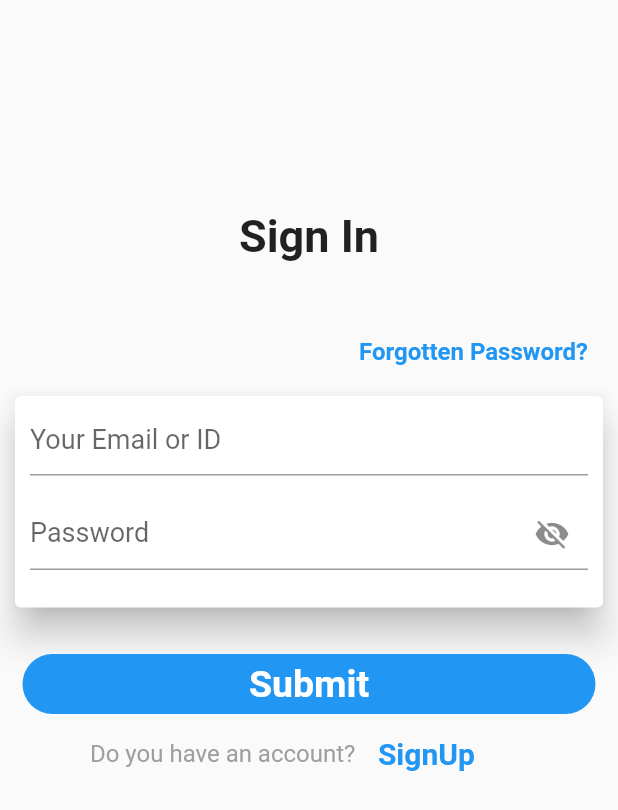
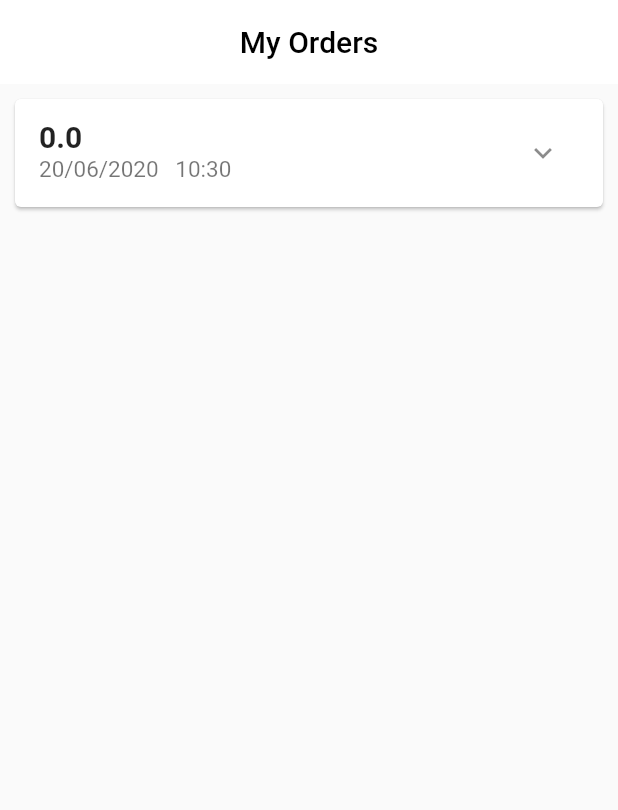
Before and after one commit to harshali1226/Food_Delivery, a Flutter app: the SignIn screen opened by its route, after a tap on "Submit", on a phone screen of 412 x 824 dp. Shown: the top 810 px of the screen. Run offline on Flutter 3.47's test engine with Material 2 defaults, Android fonts, the phone set to English and light mode, and no system bars.

Commit message:
Cart and order screen done

```diff
--- a/lib/data/category_data.dart
+++ b/lib/data/category_data.dart
@@ -4,15 +4,15 @@ import '../model/category_model.dart';
 
 class Cats with ChangeNotifier {
  List<Category> _items = [
-   Category(id: '1',categoryName: 'Burger', numberOfItems: 20,imagePath: 'assets/images/burger.jpg'),
-  Category(id: '2',categoryName: 'Pizza', numberOfItems: 63,imagePath: 'assets/images/pizza.jpg'),
-  Category(id: '3',categoryName: 'Cheese Burger', numberOfItems: 36,imagePath: 'assets/images/cheeseburger.jpg'),
-  Category(id: '4',categoryName: 'Coffee', numberOfItems: 17,imagePath: 'assets/images/coffee.jpg'),
-  Category(id: '5',categoryName: 'CupCake', numberOfItems: 30,imagePath: 'assets/images/cupcake.jpg'),
-  Category(id: '6',categoryName: 'Beer', numberOfItems: 15,imagePath: 'assets/images/beer.jpg'),
-  Category(id: '7',categoryName: 'pastry', numberOfItems: 25,imagePath: 'assets/images/pastry.jpeg'),
-  Category(id: '8',categoryName: 'Pasta', numberOfItems: 30,imagePath: 'assets/images/pasta.jpg'),
-  Category(id: '9',categoryName: 'IceCream', numberOfItems: 40,imagePath: 'assets/images/icecream.jpg'),
+   Category(id: '1',categoryName: 'Burger', numberOfItems: 20,imagePath: 'assets/images/burger.jpg', price: 35),
+  Category(id: '2',categoryName: 'Pizza', numberOfItems: 63,imagePath: 'assets/images/pizza.jpg', price: 120),
+  Category(id: '3',categoryName: 'Cheese Burger', numberOfItems: 36,imagePath: 'assets/images/cheeseburger.jpg', price: 75),
+  Category(id: '4',categoryName: 'Coffee', numberOfItems: 17,imagePath: 'assets/images/coffee.jpg', price: 20),
+  Category(id: '5',categoryName: 'CupCake', numberOfItems: 30,imagePath: 'assets/images/cupcake.jpg', price: 40),
+  Category(id: '6',categoryName: 'Beer', numberOfItems: 15,imagePath: 'assets/images/beer.jpg', price: 250),
+  Category(id: '7',categoryName: 'pastry', numberOfItems: 25,imagePath: 'assets/images/pastry.jpeg', price: 35),
+  Category(id: '8',categoryName: 'Pasta', numberOfItems: 30,imagePath: 'assets/images/pasta.jpg', price: 65),
+  Category(id: '9',categoryName: 'IceCream', numberOfItems: 40,imagePath: 'assets/images/icecream.jpg', price: 55),
 
  ];
 
--- a/lib/model/cart.dart
+++ b/lib/model/cart.dart
@@ -5,8 +5,9 @@ class CartItem {
   final String title;
   final double price;
   final int quantity;
+  final String imagePath;
 
-  CartItem({this.id, this.title,this.price,this.quantity});
+  CartItem({this.id, this.title,this.price,this.quantity, this.imagePath});
 }
 class Cart with ChangeNotifier {
   Map<String, CartItem> _items = {};
@@ -34,22 +35,34 @@ class Cart with ChangeNotifier {
     return subTotal;
   }
 
-  void addItem(String productId, String title, double price) {
+  void addItem(String productId, String title, double price, String imagePath) {
     if(_items.containsKey(productId)) {
         _items.update(productId, (existingValue) => CartItem(
           id: DateTime.now().toString(),
           title: existingValue.title,
           price: existingValue.price,
-          quantity: existingValue.quantity + 1
+          quantity: existingValue.quantity + 1,
+          imagePath: existingValue.imagePath
         ));
     } else {
       _items.putIfAbsent(productId, () => CartItem(
         id: DateTime.now().toString(),
         title: title,
         price: price,
-        quantity: 1
+        quantity: 1,
+        imagePath: imagePath
       ));
     }
   notifyListeners();
   }
+
+  void removeItem(String productId) {
+    _items.remove(productId);
+    notifyListeners();
+  }
+
+  void clear() {
+    _items = {};
+    notifyListeners();
+  }
 }
--- a/lib/model/category_model.dart
+++ b/lib/model/category_model.dart
@@ -3,6 +3,7 @@ class Category{
   final String categoryName;
   final String imagePath;
   final int numberOfItems;
+  final double price;
 
-  Category({this.id,this.categoryName, this.imagePath, this.numberOfItems});
+  Category({this.id,this.categoryName, this.imagePath, this.numberOfItems,this.price});
 }
--- /dev/null
+++ b/lib/model/orders.dart
@@ -0,0 +1,37 @@
+import 'package:flutter/cupertino.dart';
+import 'package:food_delivery/model/cart.dart';
+import 'package:flutter/foundation.dart';
+import '../model/cart.dart';
+
+class OrderItem {
+  final String id;
+  final double price;
+  final List<CartItem> products;
+  final DateTime dateTime;
+
+  OrderItem({
+    @required this.id,
+    @required this.price,
+    @required this.products,
+    @required this.dateTime
+  });
+}
+
+class Orders with ChangeNotifier {
+  List<OrderItem> _orders = [];
+
+  List<OrderItem> get orders {
+    return [..._orders];
+  }
+
+  void addOrder(List<CartItem> cartProducts, double total) {
+    _orders.insert(0, OrderItem(
+      id: DateTime.now().toString(),
+      products: cartProducts,
+      price: total,
+      dateTime: DateTime.now(),
+
+      ));
+      notifyListeners();
+  }
+}
--- a/lib/pages/myfoods.dart
+++ b/lib/pages/myfoods.dart
@@ -32,7 +32,11 @@ class _MyFoodsState extends State<MyFoods> {
             mainAxisSpacing: 10,
             childAspectRatio: 3/2
             ),
-          itemBuilder: (ctx, i) => MyFoodsItems(categories[i].id, categories[i].categoryName, categories[i].imagePath)
+          itemBuilder: (ctx, i) => MyFoodsItems(
+            categories[i].id,
+            categories[i].price,
+            categories[i].categoryName,
+            categories[i].imagePath)
           ),
       ),
     );
--- a/lib/pages/orders_page.dart
+++ b/lib/pages/orders_page.dart
@@ -1,90 +1,32 @@
 import 'package:flutter/material.dart';
-import '../widgets/cart_card.dart';
-import '../pages/sign_in_page.dart';
+import '../model/orders.dart';
 import 'package:provider/provider.dart';
-import '../model/cart.dart';
-class OrderPage extends StatefulWidget {
-
+import '../widgets/MyOrders_food.dart';
+class OrdersPage extends StatefulWidget {
+  static const routeName = '/orders';
   @override
-  _OrderPageState createState() => _OrderPageState();
+  _OrdersPageState createState() => _OrdersPageState();
 }
 
-class _OrderPageState extends State<OrderPage> {
+class _OrdersPageState extends State<OrdersPage> {
   @override
   Widget build(BuildContext context) {
-    final cart = Provider.of<Cart>(context);
-    return  Scaffold(
+    final orderData = Provider.of<Orders>(context);
+    return Scaffold(
       appBar: AppBar(
-        title: Text('Your Food Cart', style: TextStyle(color: Colors.black),textAlign: TextAlign.center,),
+        title: Text('My Orders', style: TextStyle(color: Colors.black),textAlign: TextAlign.center,),
         backgroundColor: Colors.white,
         centerTitle: true,
         elevation: 0,
       ),
-          body: Container(
-          child: ListView.builder(
-            itemCount: cart.items.length,
-            scrollDirection: Axis.vertical,
-            itemBuilder: (ctx, i) => CartCard(cart.items.values.toList()[i].quantity, cart.items.values.toList()[i].price, cart.items.values.toList()[i].title, cart.items.values.toList()[i].id),
-              // CartCard(),
-              // CartCard(),
-
-          ),
-
+      body: Container(
+        child: ListView.builder(
+          itemCount: orderData.orders.length,
+          itemBuilder: (ctx , i) {
+            return MyOrders(orderData.orders[i]);
+          }
+          )
       ),
-      bottomNavigationBar: Container(
-                padding: EdgeInsets.all(12),
-                height: 220,
-                child: Column(
-                  children: <Widget>[
-                    Row(
-                    mainAxisAlignment: MainAxisAlignment.spaceBetween,
-                    children: <Widget>[
-                      Text('Cart Total', style: TextStyle(fontSize: 16, color: Colors.grey[600])),
-                      Text('${cart.total.toString()}', style: TextStyle(fontSize: 16, fontWeight: FontWeight.bold),),
-                  ],),
-
-                  SizedBox(height: 5),
-                  Row(
-                    mainAxisAlignment: MainAxisAlignment.spaceBetween,
-                    children: <Widget>[
-                      Text('Discount',style: TextStyle(fontSize: 16, color: Colors.grey[600])),
-                      Text('3.0',style: TextStyle(fontSize: 16, fontWeight: FontWeight.bold),),
-                  ],),
-                  SizedBox(height: 5),
-                  Row(
-                    mainAxisAlignment: MainAxisAlignment.spaceBetween,
-                    children: <Widget>[
-                      Text('Tax',style: TextStyle(fontSize: 16, color: Colors.grey[600])),
-                      Text('0.5',style: TextStyle(fontSize: 16, fontWeight: FontWeight.bold),),
-                  ],),
-                  SizedBox(height: 5),
-                  Divider(height: 20,color: Colors.grey,),
-                  Row(
-                    mainAxisAlignment: MainAxisAlignment.spaceBetween,
-                    children: <Widget>[
-                      Text('Sub Total',style: TextStyle(fontSize: 16, color: Colors.grey[600])),
-                      Text(cart.subTotal.toString(),style: TextStyle(fontSize: 16, fontWeight: FontWeight.bold),),
-                  ],),
-                  Container(
-                    height: 40,
-                    width: MediaQuery.of(context).size.width,
-                    padding: EdgeInsets.all(10),
-                    margin: EdgeInsets.only(top: 12),
-                    decoration: BoxDecoration(
-                      color: Colors.blue[600],
-                      borderRadius: BorderRadius.circular(25)
-                      ),
-                    child: GestureDetector(
-                      onTap: (){
-                        Navigator.of(context).pushNamed(SignIn.routeName);
-                    },
-                    child: Text('Proceed to Checkout', style: TextStyle(color: Colors.white, fontSize: 18, fontWeight: FontWeight.bold,),textAlign: TextAlign.center,)),
-                  )
-                  ],
-
-                ),
-
-              ),
     );
   }
 }
--- a/lib/pages/sign_in_page.dart
+++ b/lib/pages/sign_in_page.dart
@@ -1,5 +1,9 @@
 import 'package:flutter/material.dart';
 import '../pages/sign_up_page.dart';
+import '../model/orders.dart';
+import 'package:provider/provider.dart';
+import '../model/cart.dart';
+import '../pages/orders_page.dart';
 class SignIn extends StatefulWidget {
   static const routeName = '/signin';
   @override
@@ -13,6 +17,7 @@ class _SignInState extends State<SignIn> {
 
   @override
   Widget build(BuildContext context) {
+    final cart = Provider.of<Cart>(context);
     return Scaffold(
       resizeToAvoidBottomPadding: false,
       body: Container(
@@ -67,7 +72,12 @@ class _SignInState extends State<SignIn> {
             ),),
             SizedBox(height: 6,),
             GestureDetector(
-                    onTap: () {},
+                    onTap: () {
+                      Provider.of<Orders>(context, listen: false).addOrder(cart.items.values.toList(), cart.subTotal);
+                      cart.clear();
+                      Navigator.of(context).pushNamed(OrdersPage.routeName);
+
+                    },
                     child: Container(
                       height: 40,
                       width: double.infinity,
@@ -79,13 +89,15 @@ class _SignInState extends State<SignIn> {
                         borderRadius: BorderRadius.circular(20),
                         color: Colors.blue
                       ),
-                      child: Text('Submit',
-                      style: TextStyle(fontSize: 25, color: Colors.white, fontWeight: FontWeight.bold,
-                      ),
+
+                        child: Text('Submit',
+                        style: TextStyle(fontSize: 25, color: Colors.white, fontWeight: FontWeight.bold,
+                        ),
+                        ),
                       ),
                      // SizedBox(height: 10,)
                     ),
-                  ),
+
                   Container(
                     margin: EdgeInsets.symmetric(horizontal: 60),
                     child: Row(
--- /dev/null
+++ b/lib/widgets/MyOrders_food.dart
@@ -0,0 +1,52 @@
+import 'package:flutter/material.dart';
+import '../model/orders.dart';
+import 'package:intl/intl.dart';
+import 'dart:math';
+class MyOrders extends StatefulWidget {
+  final OrderItem order;
+  MyOrders(this.order);
+
+  @override
+  _MyOrdersState createState() => _MyOrdersState();
+}
+
+class _MyOrdersState extends State<MyOrders> {
+  var _expanded = false;
+  @override
+  Widget build(BuildContext context) {
+    return Card(
+      margin: EdgeInsets.all(10),
+      child: Column(
+        children: <Widget> [
+          ListTile(title: Text('${widget.order.price}',
+          style: TextStyle(fontWeight: FontWeight.bold, fontSize: 20),
+          ),
+          subtitle: Text(DateFormat('dd/MM/yyyy   hh:mm').format(widget.order.dateTime), style: TextStyle(fontSize: 15,),),
+          trailing: IconButton(icon: _expanded ? Icon(Icons.expand_less) : Icon(Icons.expand_more), onPressed: () {
+            setState(() {
+              _expanded = !_expanded;
+            });
+          }),
+          ),
+          if(_expanded)
+            Container(
+              padding: EdgeInsets.symmetric(horizontal: 15, vertical: 4),
+              height: min(widget.order.products.length * 20.0 + 10, 100),
+              child: ListView(
+                children: widget.order.products.map((prod) => Row(
+                  mainAxisAlignment: MainAxisAlignment.spaceBetween,
+                  children: <Widget>[
+                    Text(
+                      prod.title,
+                      style: TextStyle(fontSize: 18, fontWeight: FontWeight.bold)
+                    ),
+                    Text('${prod.quantity}x \$${prod.price}', style: TextStyle(fontSize: 18, fontWeight: FontWeight.bold) ,)
+                  ],
+                )).toList()
+              ),
+              )
+        ]
+      ),
+    );
+  }
+}
--- a/pubspec.yaml
+++ b/pubspec.yaml
@@ -33,6 +33,7 @@ dev_dependencies:
     sdk: flutter
   provider: ^4.1.3
   http: ^0.12.1
+  intl: ^0.16.1
 
 # For information on the generic Dart part of this file, see the
 # following page: https://dart.dev/tools/pub/pubspec
```
Also changed, not shown: lib/main.dart (+15 -8 lines), lib/pages/cart_page.dart (added, +99 -0 lines), lib/screens/main_screen.dart (+4 -4 lines), lib/widgets/cart_card.dart (+22 -3 lines), lib/widgets/myfoods_items.dart (+6 -2 lines), pubspec.lock.
